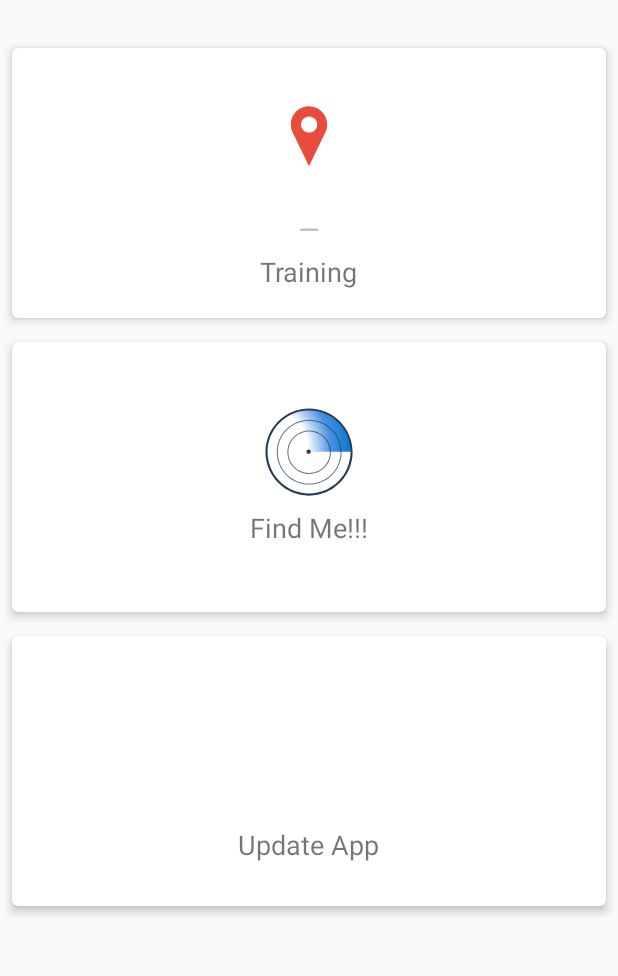
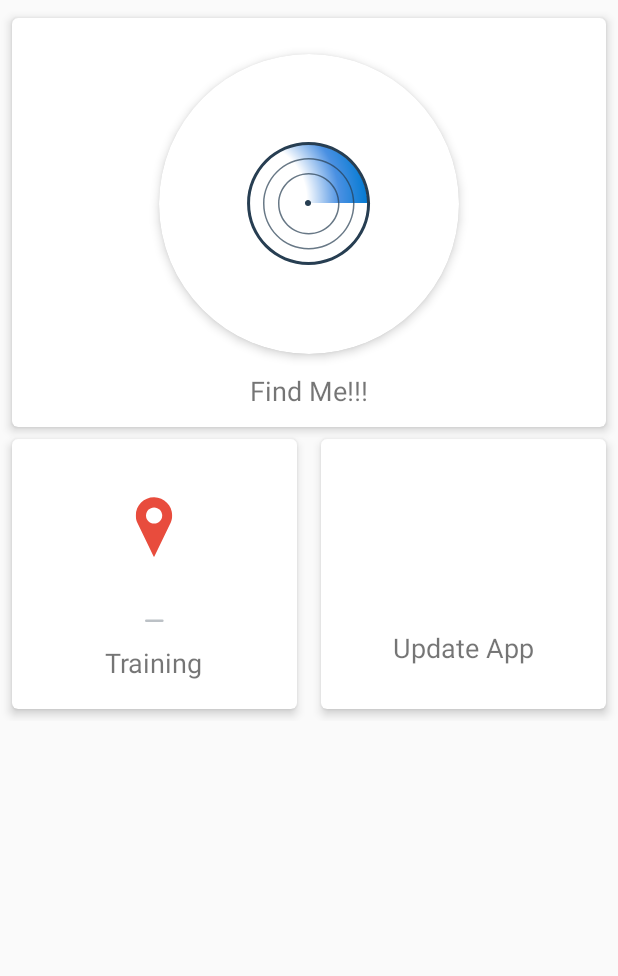
Before and after one commit to marde12345/komberT1, an Android app: the screen it shows after launch (StartingScreen), on a phone screen of 412 x 824 dp, the part 109-1085 px from its top. Run offline under Robolectric (Android 15) with nearby library versions, the phone set to English and light mode, and no system bars; libraries missing offline, so code that uses them is left out: cn.pedant.

Commit message:
AndroidManifest

```diff
--- a/android-client/app/src/main/java/com/example/indoorpositioning/Activity/StartingScreen.java
+++ b/android-client/app/src/main/java/com/example/indoorpositioning/Activity/StartingScreen.java
@@ -9,7 +9,10 @@ import com.example.indoorpositioning.BaseActivity;
 import com.example.indoorpositioning.FetchData;
 import com.example.indoorpositioning.R;
 
-public class StartingScreen extends BaseActivity {
+import androidx.cardview.widget.CardView;
+
+public class StartingScreen extends BaseActivity implements View.OnClickListener {
+    private CardView cvLocate, cvSubLocate, cvTrain, cvSync;
 
     @Override
     protected void onCreate(Bundle savedInstanceState) {
@@ -18,20 +21,29 @@ public class StartingScreen extends BaseActivity {
         enableScrollView();
         setTitle("Menu");
         getSupportActionBar().hide();
+
+        cvLocate = findViewById(R.id.cvLocate);
+        cvTrain = findViewById(R.id.cvTrain);
+        cvSync = findViewById(R.id.cvSync);
+        cvSubLocate = findViewById(R.id.cvSubLocate);
+
+        cvLocate.setOnClickListener(this);
+        cvTrain.setOnClickListener(this);
+        cvSync.setOnClickListener(this);
+        cvSubLocate.setOnClickListener(this);
+
     }
 
     public void onClick(View view) {
-
-        Button button= (Button) view;
-        Intent intent;
-        switch (button.getId()) {
+        switch (view.getId()) {
+            case R.id.cvLocate:
+                startActivity(new Intent(StartingScreen.this, Locate.class));
+                break;
+            case R.id.cvSubLocate:
+                startActivity(new Intent(StartingScreen.this, Locate.class));
+                break;
             case R.id.cvTrain:
-                intent = new Intent(StartingScreen.this, Buildings.class);
-                startActivity(intent);
-                break;
-            case R.id.cvLocate:
-                intent = new Intent(StartingScreen.this, Locate.class);
-                startActivity(intent);
+                startActivity(new Intent(StartingScreen.this, Buildings.class));
                 break;
             case R.id.cvSync:
                 new FetchData(this).execute();
--- a/android-client/app/src/main/res/layout/starting_screen.xml
+++ b/android-client/app/src/main/res/layout/starting_screen.xml
@@ -52,13 +52,77 @@
 
     </LinearLayout>
 
+    <androidx.cardview.widget.CardView
+        android:id="@+id/cvLocate"
+        android:layout_width="0dp"
+        android:layout_height="wrap_content"
+        android:layout_marginHorizontal="8dp"
+        android:layout_marginVertical="12dp"
+        android:layout_weight="1"
+        android:clickable="false"
+        app:cardCornerRadius="4dp"
+        app:cardElevation="4dp"
+        app:layout_columnWeight="1"
+        app:layout_constraintEnd_toEndOf="parent"
+        app:layout_constraintStart_toStartOf="parent"
+        app:layout_constraintTop_toBottomOf="@+id/linearLayout2">
+
+        <LinearLayout
+            android:layout_width="match_parent"
+            android:layout_height="wrap_content"
+            android:gravity="center"
+            android:orientation="vertical">
+
+            <androidx.cardview.widget.CardView
+                android:id="@+id/cvSubLocate"
+                android:layout_width="200dp"
+                android:layout_height="200dp"
+                android:layout_marginTop="24dp"
+                android:layout_weight="1"
+                android:clickable="true"
+                android:foreground="?android:attr/selectableItemBackground"
+                app:cardCornerRadius="100dp"
+                app:cardElevation="4dp"
+                app:layout_columnWeight="1"
+                app:layout_constraintEnd_toEndOf="parent"
+                app:layout_constraintStart_toStartOf="parent"
+                app:layout_constraintTop_toBottomOf="@+id/linearLayout2">
+
+                <LinearLayout
+                    android:layout_width="match_parent"
+                    android:layout_height="match_parent"
+                    android:gravity="center"
+                    android:orientation="vertical">
+
+                    <com.airbnb.lottie.LottieAnimationView
+                        android:layout_width="wrap_content"
+                        android:layout_height="wrap_content"
+                        app:lottie_autoPlay="true"
+                        app:lottie_fileName="scan.json"
+                        app:lottie_loop="true" />
+
+                </LinearLayout>
+
+            </androidx.cardview.widget.CardView>
+
+            <TextView
+                android:id="@+id/textView2"
+                android:layout_width="wrap_content"
+                android:layout_height="wrap_content"
+                android:layout_marginVertical="12dp"
+                android:text="@string/locate"
+                android:textSize="18sp" />
+
+        </LinearLayout>
+    </androidx.cardview.widget.CardView>
+
+
     <androidx.gridlayout.widget.GridLayout
         android:id="@+id/gridLayout"
         android:layout_width="match_parent"
         android:layout_height="wrap_content"
-        android:layout_marginTop="24dp"
-        app:columnCount="1"
-        app:layout_constraintTop_toBottomOf="@+id/linearLayout2"
+        app:columnCount="2"
+        app:layout_constraintTop_toBottomOf="@+id/cvLocate"
         tools:layout_editor_absoluteX="0dp">
 
 
@@ -96,45 +160,6 @@
                     android:layout_height="wrap_content"
                     android:layout_marginTop="8dp"
                     android:text="@string/training"
-                    android:textSize="18sp" />
-
-            </LinearLayout>
-
-        </androidx.cardview.widget.CardView>
-
-        <androidx.cardview.widget.CardView
-            android:id="@+id/cvLocate"
-            android:layout_width="0dp"
-            android:layout_height="180dp"
-            android:layout_marginLeft="8dp"
-            android:layout_marginTop="8dp"
-            android:layout_marginRight="8dp"
-            android:layout_marginBottom="8dp"
-            android:layout_weight="1"
-            android:clickable="true"
-            android:foreground="?android:attr/selectableItemBackground"
-            app:cardCornerRadius="4dp"
-            app:cardElevation="4dp"
-            app:layout_columnWeight="1">
-
-            <LinearLayout
-                android:layout_width="match_parent"
-                android:layout_height="match_parent"
-                android:gravity="center"
-                android:orientation="vertical">
-
-                <com.airbnb.lottie.LottieAnimationView
-                    android:layout_width="60dp"
-                    android:layout_height="60dp"
-                    app:lottie_autoPlay="true"
-                    app:lottie_fileName="scan.json"
-                    app:lottie_loop="true" />
-
-                <TextView
-                    android:layout_width="wrap_content"
-                    android:layout_height="wrap_content"
-                    android:layout_marginTop="8dp"
-                    android:text="@string/locate"
                     android:textSize="18sp" />
 
             </LinearLayout>
--- a/android-client/app/src/main/res/values/strings.xml
+++ b/android-client/app/src/main/res/values/strings.xml
@@ -1,7 +1,7 @@
 <?xml version="1.0" encoding="utf-8"?>
 <resources>
 
-    <string name="app_name">IndoorPositioning</string>
+    <string name="app_name">WIPS</string>
     <string name="hello_world">Hello world!</string>
     <string name="action_settings">Settings</string>
     <string name="spinner_prompt">Select Building</string>
--- a/android-client/app/src/main/res/values/styles.xml
+++ b/android-client/app/src/main/res/values/styles.xml
@@ -17,4 +17,11 @@
         <!-- All customizations that are NOT specific to a particular API-level can go here. -->
     </style>
 
+    <style name="AppThemeHome" parent="Theme.AppCompat.Light.NoActionBar">
+        <!-- Customize your theme here. -->
+        <item name="colorPrimary">@color/colorPrimary</item>
+        <item name="colorPrimaryDark">@color/colorPrimaryDark</item>
+        <item name="colorAccent">@color/colorAccent</item>
+    </style>
+
 </resources>
```
